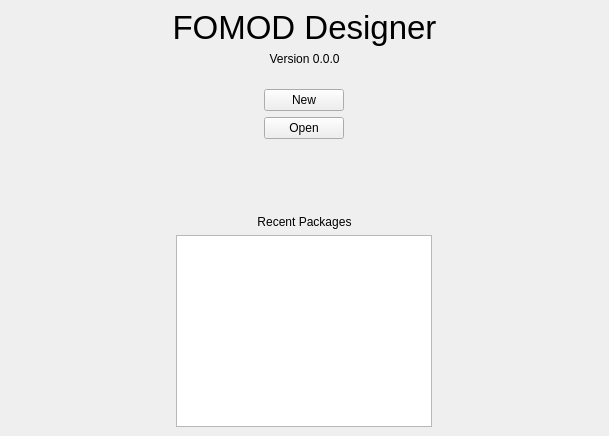
This is fomod/gui/templates/intro.ui in GandaG/fomod-designer as Qt 5 draws it before an edit. The edited form follows.
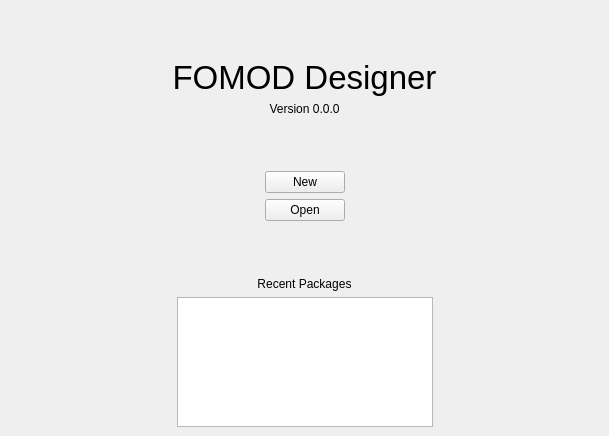
This is the edited form.

Commit message: Added intro screen draft.

The edit to the form file:
```diff
--- a/fomod/gui/templates/intro.ui
+++ b/fomod/gui/templates/intro.ui
@@ -32,13 +32,24 @@
    <string/>
   </property>
   <widget class="QWidget" name="centralwidget">
-   <layout class="QVBoxLayout" name="verticalLayout_2">
-    <item>
      <layout class="QVBoxLayout" name="verticalLayout">
+    <item>
+     <spacer name="verticalSpacer">
+      <property name="orientation">
+       <enum>Qt::Vertical</enum>
+      </property>
+      <property name="sizeHint" stdset="0">
+       <size>
+        <width>20</width>
+        <height>34</height>
+       </size>
+      </property>
+     </spacer>
+    </item>
       <item>
        <widget class="QLabel" name="title">
         <property name="sizePolicy">
-         <sizepolicy hsizetype="Preferred" vsizetype="Minimum">
+       <sizepolicy hsizetype="Preferred" vsizetype="Preferred">
           <horstretch>0</horstretch>
           <verstretch>0</verstretch>
          </sizepolicy>
@@ -62,7 +73,7 @@
       <item>
        <widget class="QLabel" name="label">
         <property name="sizePolicy">
-         <sizepolicy hsizetype="Preferred" vsizetype="Minimum">
+       <sizepolicy hsizetype="Preferred" vsizetype="Preferred">
           <horstretch>0</horstretch>
           <verstretch>0</verstretch>
          </sizepolicy>
@@ -76,25 +87,37 @@
        </widget>
       </item>
       <item>
-       <spacer name="verticalSpacer">
+     <spacer name="verticalSpacer_3">
         <property name="orientation">
          <enum>Qt::Vertical</enum>
         </property>
-        <property name="sizeType">
-         <enum>QSizePolicy::Fixed</enum>
-        </property>
         <property name="sizeHint" stdset="0">
          <size>
           <width>20</width>
-          <height>17</height>
+        <height>24</height>
          </size>
         </property>
        </spacer>
       </item>
-      <item alignment="Qt::AlignHCenter">
-       <widget class="QPushButton" name="pushButton">
+    <item>
+     <layout class="QHBoxLayout" name="horizontalLayout" stretch="0,0,0">
+      <item>
+       <spacer name="horizontalSpacer">
+        <property name="orientation">
+         <enum>Qt::Horizontal</enum>
+        </property>
+        <property name="sizeHint" stdset="0">
+         <size>
+          <width>40</width>
+          <height>20</height>
+         </size>
+        </property>
+       </spacer>
+      </item>
+      <item>
+       <widget class="QPushButton" name="new_button">
         <property name="sizePolicy">
-         <sizepolicy hsizetype="Fixed" vsizetype="Fixed">
+         <sizepolicy hsizetype="Preferred" vsizetype="Preferred">
           <horstretch>0</horstretch>
           <verstretch>0</verstretch>
          </sizepolicy>
@@ -107,10 +130,40 @@
         </property>
        </widget>
       </item>
-      <item alignment="Qt::AlignHCenter">
-       <widget class="QPushButton" name="pushButton_2">
+      <item>
+       <spacer name="horizontalSpacer_2">
+        <property name="orientation">
+         <enum>Qt::Horizontal</enum>
+        </property>
+        <property name="sizeHint" stdset="0">
+         <size>
+          <width>40</width>
+          <height>20</height>
+         </size>
+        </property>
+       </spacer>
+      </item>
+     </layout>
+    </item>
+    <item>
+     <layout class="QHBoxLayout" name="horizontalLayout_2">
+      <item>
+       <spacer name="horizontalSpacer_3">
+        <property name="orientation">
+         <enum>Qt::Horizontal</enum>
+        </property>
+        <property name="sizeHint" stdset="0">
+         <size>
+          <width>40</width>
+          <height>20</height>
+         </size>
+        </property>
+       </spacer>
+      </item>
+      <item>
+       <widget class="QPushButton" name="open_button">
         <property name="sizePolicy">
-         <sizepolicy hsizetype="Fixed" vsizetype="Fixed">
+         <sizepolicy hsizetype="Preferred" vsizetype="Preferred">
           <horstretch>0</horstretch>
           <verstretch>0</verstretch>
          </sizepolicy>
@@ -121,6 +174,21 @@
        </widget>
       </item>
       <item>
+       <spacer name="horizontalSpacer_4">
+        <property name="orientation">
+         <enum>Qt::Horizontal</enum>
+        </property>
+        <property name="sizeHint" stdset="0">
+         <size>
+          <width>40</width>
+          <height>20</height>
+         </size>
+        </property>
+       </spacer>
+      </item>
+     </layout>
+    </item>
+    <item>
        <spacer name="verticalSpacer_2">
         <property name="orientation">
          <enum>Qt::Vertical</enum>
@@ -128,7 +196,7 @@
         <property name="sizeHint" stdset="0">
          <size>
           <width>20</width>
-          <height>40</height>
+        <height>24</height>
          </size>
         </property>
        </spacer>
@@ -149,16 +217,50 @@
         </property>
        </widget>
       </item>
-      <item alignment="Qt::AlignHCenter">
-       <widget class="QListWidget" name="listWidget">
+    <item>
+     <layout class="QHBoxLayout" name="horizontalLayout_3" stretch="0,0,0">
+      <item>
+       <spacer name="horizontalSpacer_5">
+        <property name="orientation">
+         <enum>Qt::Horizontal</enum>
+        </property>
+        <property name="sizeHint" stdset="0">
+         <size>
+          <width>40</width>
+          <height>20</height>
+         </size>
+        </property>
+       </spacer>
+      </item>
+      <item>
+       <widget class="QListWidget" name="recent_list">
         <property name="sizePolicy">
-         <sizepolicy hsizetype="Fixed" vsizetype="Fixed">
+         <sizepolicy hsizetype="Preferred" vsizetype="Preferred">
           <horstretch>0</horstretch>
           <verstretch>0</verstretch>
          </sizepolicy>
         </property>
+        <property name="maximumSize">
+         <size>
+          <width>16777215</width>
+          <height>130</height>
+         </size>
+        </property>
        </widget>
       </item>
+      <item>
+       <spacer name="horizontalSpacer_6">
+        <property name="orientation">
+         <enum>Qt::Horizontal</enum>
+        </property>
+        <property name="sizeHint" stdset="0">
+         <size>
+          <width>40</width>
+          <height>20</height>
+         </size>
+        </property>
+       </spacer>
+      </item>
      </layout>
     </item>
    </layout>
```
Left out of the diff: 4 changed lines with no effect on the pictures. Lines whose indentation alone changed are shown as unchanged. The commit also changes 2 other files.
